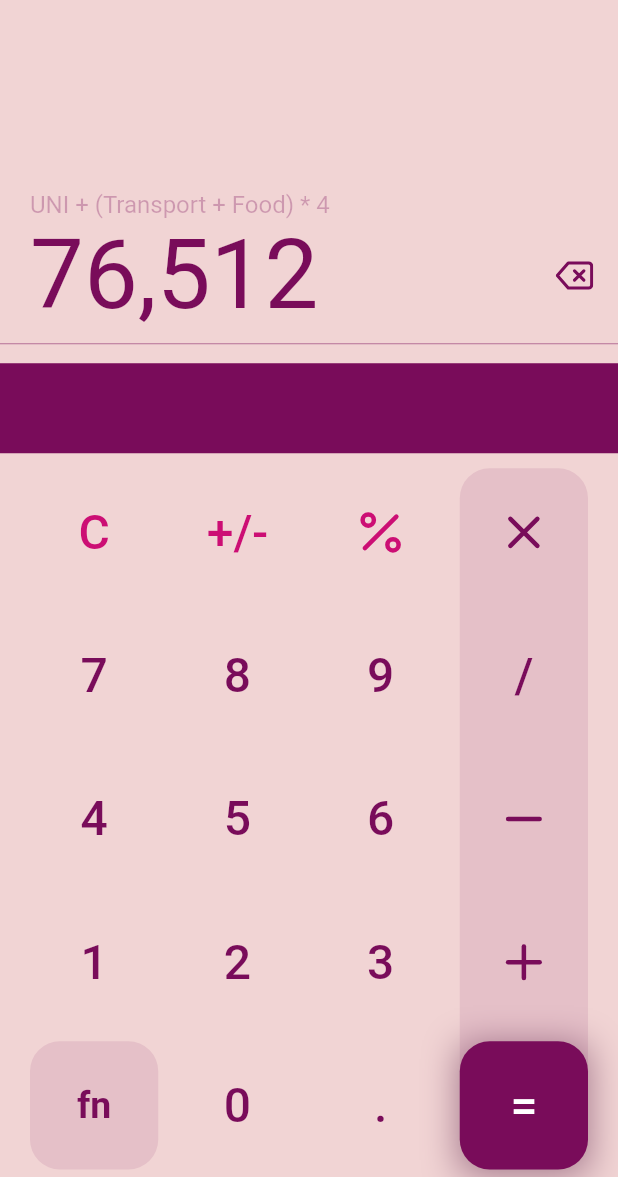
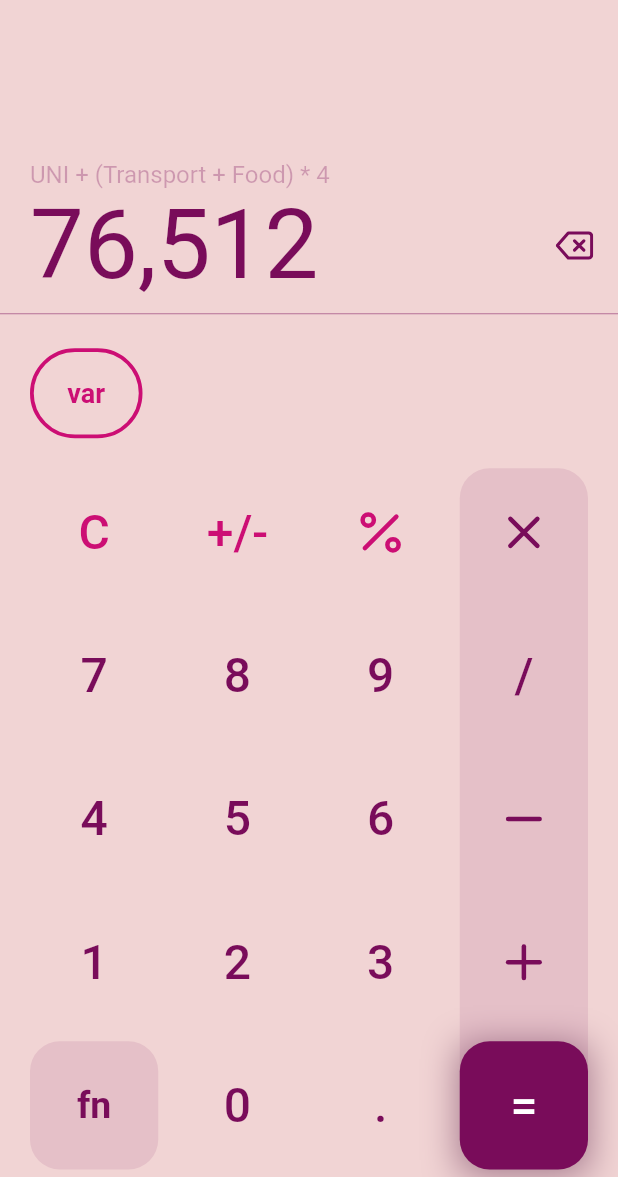
Before and after one commit to jarbisme/project_purple_beetle, a Flutter app: the screen it shows after launch, on a phone screen of 412 x 824 dp, the part 59-1236 px from its top. Run offline on Flutter 3.47's test engine with Material 2 defaults, Android fonts, the phone set to English and light mode, and no system bars; our stand-ins replace flutter_feather_icons; Roboto replaces fonts that are missing (SF-Pro-Rounded).

Commit message:
Agregue el codigo para la seccion de variables

```diff
--- a/lib/components/var_section.dart
+++ b/lib/components/var_section.dart
@@ -10,9 +10,36 @@ class _VarSectionState extends State<VarSection> {
   @override
   Widget build(BuildContext context) {
     return Container(
-      margin: EdgeInsets.symmetric(vertical: 5.0),
+      margin: EdgeInsets.symmetric(vertical: 15.0),
       height: 60.0,
-      color: kPrimaryColor,
+      child: ListView(
+        scrollDirection: Axis.horizontal,
+        children: [
+          Container(
+            margin: EdgeInsets.symmetric(horizontal: 20.0),
+            width: 75.0,
+            child: OutlineButton(
+              onPressed: () {},
+              shape: RoundedRectangleBorder(
+                borderRadius: BorderRadius.circular(30.0),
+              ),
+              color: kPrimaryColor,
+              highlightColor: kSecundaryColor.withOpacity(0.1),
+              highlightedBorderColor: kSecundaryColor.withOpacity(0.5),
+              splashColor: kSecundaryColor.withOpacity(0.3),
+              borderSide: BorderSide(color: kSecundaryColor, width: 2.5),
+              child: Text(
+                'var',
+                style: TextStyle(
+                  fontSize: 18,
+                  fontWeight: FontWeight.bold,
+                  color: kSecundaryColor,
+                ),
+              ),
+            ),
+          )
+        ],
+      ),
     );
   }
 }
```
